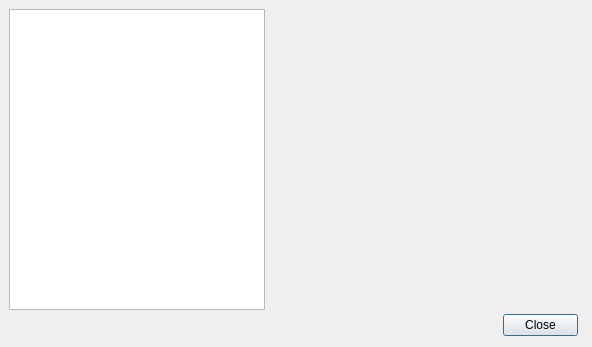
Before: the Qt Designer form StadiumEdit.ui in PachowStudios/CS1D-Second-Project, drawn with Qt 5.
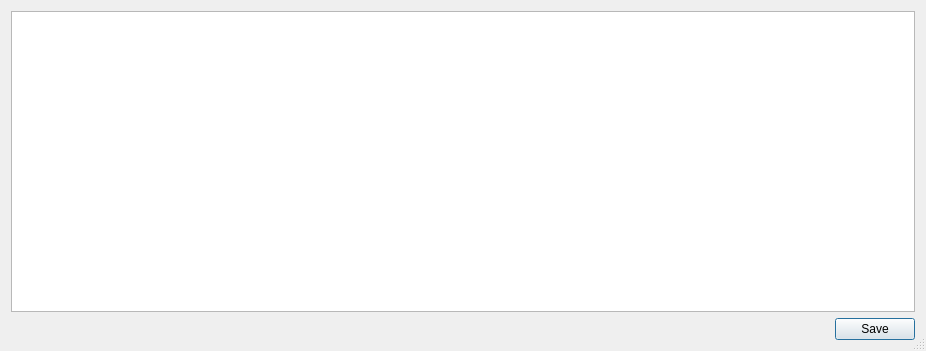
After: the same form once the commit is applied.

Diff of the .ui file:
```diff
--- a/StadiumEdit.ui
+++ b/StadiumEdit.ui
@@ -6,25 +6,22 @@
    <rect>
     <x>0</x>
     <y>0</y>
-    <width>592</width>
-    <height>347</height>
+    <width>926</width>
+    <height>351</height>
    </rect>
   </property>
   <property name="windowTitle">
    <string>Edit Stadiums</string>
   </property>
+  <property name="sizeGripEnabled">
+   <bool>true</bool>
+  </property>
   <property name="modal">
    <bool>true</bool>
   </property>
-  <widget class="QListView" name="stadiumList">
-   <property name="geometry">
-    <rect>
-     <x>9</x>
-     <y>9</y>
-     <width>256</width>
-     <height>301</height>
-    </rect>
-   </property>
+  <layout class="QVBoxLayout" name="verticalLayout">
+   <item>
+    <widget class="QTableView" name="stadiumTable">
    <property name="sizePolicy">
     <sizepolicy hsizetype="Expanding" vsizetype="Expanding">
      <horstretch>0</horstretch>
@@ -50,22 +47,39 @@
     <enum>QAbstractItemView::SingleSelection</enum>
    </property>
    <property name="selectionBehavior">
-    <enum>QAbstractItemView::SelectRows</enum>
-   </property>
-  </widget>
+      <enum>QAbstractItemView::SelectItems</enum>
+     </property>
+     <property name="sortingEnabled">
+      <bool>true</bool>
+     </property>
+     <property name="cornerButtonEnabled">
+      <bool>false</bool>
+     </property>
+     <attribute name="horizontalHeaderDefaultSectionSize">
+      <number>100</number>
+     </attribute>
+     <attribute name="horizontalHeaderHighlightSections">
+      <bool>false</bool>
+     </attribute>
+     <attribute name="horizontalHeaderStretchLastSection">
+      <bool>true</bool>
+     </attribute>
+     <attribute name="verticalHeaderVisible">
+      <bool>false</bool>
+     </attribute>
+     <attribute name="verticalHeaderHighlightSections">
+      <bool>false</bool>
+     </attribute>
+    </widget>
+   </item>
+   <item>
   <widget class="QDialogButtonBox" name="buttons">
-   <property name="geometry">
-    <rect>
-     <x>503</x>
-     <y>310</y>
-     <width>75</width>
-     <height>31</height>
-    </rect>
-   </property>
    <property name="standardButtons">
-    <set>QDialogButtonBox::Close</set>
-   </property>
-  </widget>
+      <set>QDialogButtonBox::Save</set>
+     </property>
+    </widget>
+   </item>
+  </layout>
  </widget>
  <layoutdefault spacing="6" margin="11"/>
  <resources/>
```
Left out of the diff: 13 changed lines with no effect on the pictures. Lines whose indentation alone changed are shown as unchanged.
